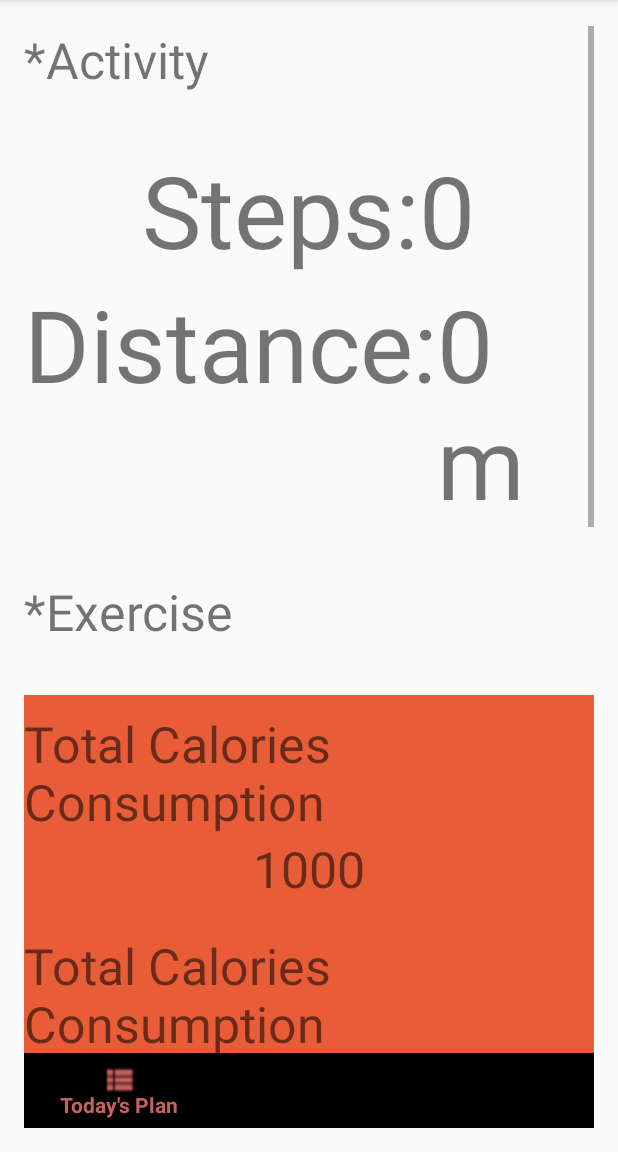
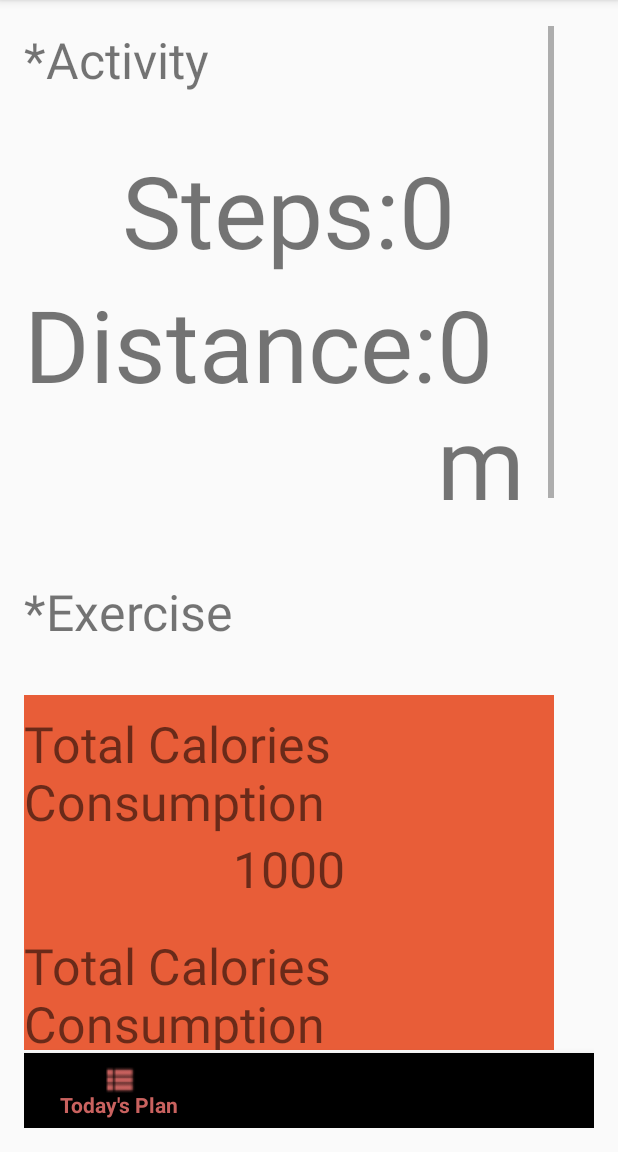
Before and after one commit to jiayuehe/FIVEPASS, an Android app: the HomeActivity screen opened directly, with no data from a screen before it, on a phone screen of 412 x 824 dp, the part 84-1236 px from its top. Run offline under Robolectric (Android 15) with nearby library versions, the phone set to English and light mode, and no system bars.

Commit message:
merge_all_files

```diff
--- a/StepCounter/app/src/main/AndroidManifest.xml
+++ b/StepCounter/app/src/main/AndroidManifest.xml
@@ -18,6 +18,7 @@
         </activity>
         <activity android:name=".HomeActivity" />
         <activity android:name=".UserRegister" />
+        <activity android:name=".DailyPlan" />
         <activity
             android:name=".AddExerciseActivity"
             android:label="@string/title_activity_add_exercise" />
--- a/StepCounter/app/src/main/java/com/example/angelahe/stepcounter/MainActivity.java
+++ b/StepCounter/app/src/main/java/com/example/angelahe/stepcounter/MainActivity.java
@@ -25,7 +25,7 @@ public class MainActivity extends AppCompatActivity{
         new Handler().postDelayed(new Runnable() {
             @Override
             public void run() {
-                Intent homeIntent = new Intent(MainActivity.this, AddExerciseActivity.class);
+                Intent homeIntent = new Intent(MainActivity.this, UserRegister.class);
                 startActivity(homeIntent);
                 finish();
             }
--- a/StepCounter/app/src/main/res/layout/activity_home.xml
+++ b/StepCounter/app/src/main/res/layout/activity_home.xml
@@ -13,17 +13,17 @@
     tools:context=".MainActivity">
 
     <ScrollView
-        android:layout_width="match_parent"
-        android:layout_height="match_parent"
+        android:layout_width="353dp"
+        android:layout_height="426dp"
         android:layout_alignBottom="@+id/NavigationBar"
         android:layout_alignParentTop="true"
         android:layout_marginTop="1dp"
-        android:layout_marginBottom="31dp">
+        android:layout_marginBottom="52dp">
 
         <LinearLayout
             android:layout_width="match_parent"
             android:layout_height="wrap_content"
-            android:orientation="vertical" >
+            android:orientation="vertical">
 
             <RelativeLayout
                 android:layout_width="match_parent"
@@ -166,17 +166,18 @@
                     android:id="@+id/totalCalorie"
                     android:layout_width="wrap_content"
                     android:layout_height="wrap_content"
+                    android:layout_centerHorizontal="true"
                     android:text="@string/totalCalories"
-                    android:layout_centerHorizontal="true"
-                    android:textSize="@dimen/titleMedium"/>
+                    android:textSize="@dimen/titleMedium" />
+
                 <TextView
                     android:id="@+id/totalCalorieValue"
                     android:layout_width="wrap_content"
                     android:layout_height="wrap_content"
                     android:layout_below="@id/totalCalorie"
+                    android:layout_centerHorizontal="true"
                     android:text="@string/totalCaloriesValue"
-                    android:layout_centerHorizontal="true"
-                    android:textSize="@dimen/titleMedium"/>
+                    android:textSize="@dimen/titleMedium" />
             </RelativeLayout>
 
             <RelativeLayout
@@ -190,17 +191,18 @@
                     android:id="@+id/totalCalorie"
                     android:layout_width="wrap_content"
                     android:layout_height="wrap_content"
+                    android:layout_centerHorizontal="true"
                     android:text="@string/totalCalories"
-                    android:layout_centerHorizontal="true"
-                    android:textSize="@dimen/titleMedium"/>
+                    android:textSize="@dimen/titleMedium" />
+
                 <TextView
                     android:id="@+id/totalCalorieValue"
                     android:layout_width="wrap_content"
                     android:layout_height="wrap_content"
                     android:layout_below="@id/totalCalorie"
+                    android:layout_centerHorizontal="true"
                     android:text="@string/totalCaloriesValue"
-                    android:layout_centerHorizontal="true"
-                    android:textSize="@dimen/titleMedium"/>
+                    android:textSize="@dimen/titleMedium" />
             </RelativeLayout>
 
             <RelativeLayout
@@ -214,17 +216,18 @@
                     android:id="@+id/totalCalorie"
                     android:layout_width="wrap_content"
                     android:layout_height="wrap_content"
+                    android:layout_centerHorizontal="true"
                     android:text="@string/totalCalories"
-                    android:layout_centerHorizontal="true"
-                    android:textSize="@dimen/titleMedium"/>
+                    android:textSize="@dimen/titleMedium" />
+
                 <TextView
                     android:id="@+id/totalCalorieValue"
                     android:layout_width="wrap_content"
                     android:layout_height="wrap_content"
                     android:layout_below="@id/totalCalorie"
+                    android:layout_centerHorizontal="true"
                     android:text="@string/totalCaloriesValue"
-                    android:layout_centerHorizontal="true"
-                    android:textSize="@dimen/titleMedium"/>
+                    android:textSize="@dimen/titleMedium" />
             </RelativeLayout>
 
             <RelativeLayout
@@ -238,17 +241,18 @@
                     android:id="@+id/totalCalorie"
                     android:layout_width="wrap_content"
                     android:layout_height="wrap_content"
+                    android:layout_centerHorizontal="true"
                     android:text="@string/totalCalories"
-                    android:layout_centerHorizontal="true"
-                    android:textSize="@dimen/titleMedium"/>
+                    android:textSize="@dimen/titleMedium" />
+
                 <TextView
                     android:id="@+id/totalCalorieValue"
                     android:layout_width="wrap_content"
                     android:layout_height="wrap_content"
                     android:layout_below="@id/totalCalorie"
+                    android:layout_centerHorizontal="true"
                     android:text="@string/totalCaloriesValue"
-                    android:layout_centerHorizontal="true"
-                    android:textSize="@dimen/titleMedium"/>
+                    android:textSize="@dimen/titleMedium" />
             </RelativeLayout>
 
             <RelativeLayout
@@ -262,17 +266,18 @@
                     android:id="@+id/totalCalorie"
                     android:layout_width="wrap_content"
                     android:layout_height="wrap_content"
+                    android:layout_centerHorizontal="true"
                     android:text="@string/totalCalories"
-                    android:layout_centerHorizontal="true"
-                    android:textSize="@dimen/titleMedium"/>
+                    android:textSize="@dimen/titleMedium" />
+
                 <TextView
                     android:id="@+id/totalCalorieValue"
                     android:layout_width="wrap_content"
                     android:layout_height="wrap_content"
                     android:layout_below="@id/totalCalorie"
+                    android:layout_centerHorizontal="true"
                     android:text="@string/totalCaloriesValue"
-                    android:layout_centerHorizontal="true"
-                    android:textSize="@dimen/titleMedium"/>
+                    android:textSize="@dimen/titleMedium" />
             </RelativeLayout>
         </LinearLayout>
     </ScrollView>
```
Also changed, not shown: StepCounter/app/src/main/java/com/example/angelahe/stepcounter/AddExerciseActivity.java (+19 -20 lines), StepCounter/app/src/main/res/menu/navigation.xml (deleted, +0 -19 lines).
